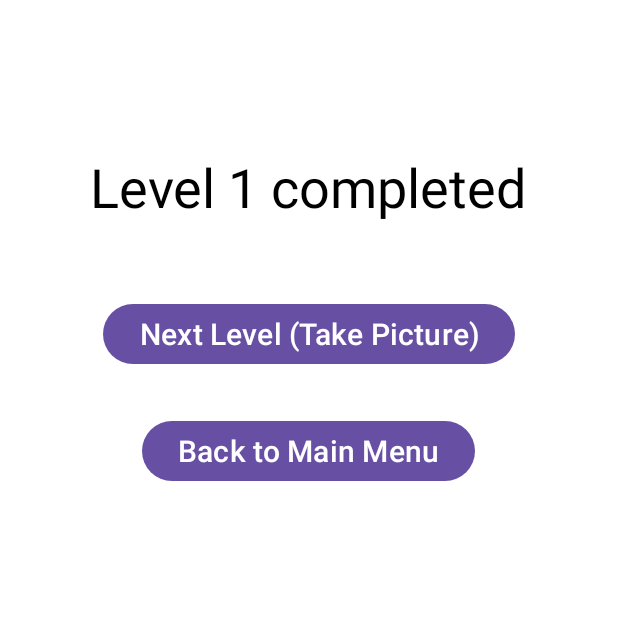
After one commit to Mateo6051/AndroidChallenge, an Android app: the NextLevelScreen screen opened directly, with no data from a screen before it, on a phone screen of 412 x 824 dp, the top half of it. The commit adds this screen. Run offline under Robolectric (Android 15) with nearby library versions, the light colour scheme and no system bars.

Commit message:
Level transition

```diff
--- a/app/src/main/AndroidManifest.xml
+++ b/app/src/main/AndroidManifest.xml
@@ -26,6 +26,7 @@
         </activity>
         <activity android:name=".TakePictureActivity" />
         <activity android:name=".GameActivity" />
+        <activity android:name=".NextLevelScreen" />
     </application>
 
 </manifest>
--- a/app/src/main/java/com/example/goforit/GameActivity.java
+++ b/app/src/main/java/com/example/goforit/GameActivity.java
@@ -17,7 +17,8 @@ public class GameActivity extends Activity {
                 WindowManager.LayoutParams.FLAG_FULLSCREEN);
 
         Bitmap backgroundImage = getIntent().getParcelableExtra("background_image");
-        int gridSize = 20; // Taille par défaut, modifiable
+        int level = getIntent().getIntExtra("level", 1);
+        int gridSize = getIntent().getIntExtra("gridSize", 10); // Récupérer la taille dynamique
         GameView gameView = new GameView(this, 0, backgroundImage, gridSize);
         setContentView(gameView);
     }
--- a/app/src/main/java/com/example/goforit/MainActivity.java
+++ b/app/src/main/java/com/example/goforit/MainActivity.java
@@ -15,6 +15,7 @@ public class MainActivity extends Activity {
         Button btnStart = findViewById(R.id.btnStart);
         btnStart.setOnClickListener(v -> {
             Intent intent = new Intent(MainActivity.this, TakePictureActivity.class);
+            intent.putExtra("level", 1); // Niveau initial
             startActivity(intent);
         });
     }
--- /dev/null
+++ b/app/src/main/java/com/example/goforit/NextLevelScreen.java
@@ -0,0 +1,56 @@
+package com.example.goforit;
+
+import android.content.Intent;
+import android.os.Bundle;
+import android.util.Log;
+import android.view.View;
+import android.view.Window;
+import android.view.WindowManager;
+import android.widget.Button;
+import android.widget.TextView;
+
+import androidx.appcompat.app.AppCompatActivity;
+
+public class NextLevelScreen extends AppCompatActivity {
+
+    private static final String TAG = "NextLevelScreen";
+
+    @Override
+    protected void onCreate(Bundle savedInstanceState) {
+        super.onCreate(savedInstanceState);
+
+        // Plein écran
+        requestWindowFeature(Window.FEATURE_NO_TITLE);
+        getWindow().setFlags(WindowManager.LayoutParams.FLAG_FULLSCREEN,
+                WindowManager.LayoutParams.FLAG_FULLSCREEN);
+
+        setContentView(R.layout.activity_next_level);
+
+        // Récupérer le niveau
+        int currentLevel = getIntent().getIntExtra("level", 1);
+        Log.d(TAG, "Current level: " + currentLevel);
+
+        // Mettre à jour le texte
+        TextView title = findViewById(R.id.next_level_title);
+        title.setText("Level " + currentLevel + " completed");
+
+        // Bouton pour prendre une nouvelle photo
+        Button takePhotoButton = findViewById(R.id.take_photo_button);
+        takePhotoButton.setOnClickListener(v -> {
+            Log.d(TAG, "Take Photo button clicked");
+            Intent intent = new Intent(NextLevelScreen.this, TakePictureActivity.class);
+            intent.putExtra("level", currentLevel + 1);
+            startActivity(intent);
+            finish();
+        });
+
+        // Bouton pour retourner au menu principal
+        Button mainMenuButton = findViewById(R.id.main_menu_button);
+        mainMenuButton.setOnClickListener(v -> {
+            Log.d(TAG, "Main Menu button clicked");
+            Intent intent = new Intent(NextLevelScreen.this, MainActivity.class);
+            startActivity(intent);
+            finish();
+        });
+    }
+}
--- a/app/src/main/res/layout/activity_next_level.xml
+++ b/app/src/main/res/layout/activity_next_level.xml
@@ -1,6 +1,37 @@
 <?xml version="1.0" encoding="utf-8"?>
-<androidx.constraintlayout.widget.ConstraintLayout xmlns:android="http://schemas.android.com/apk/res/android"
+<RelativeLayout xmlns:android="http://schemas.android.com/apk/res/android"
     android:layout_width="match_parent"
-    android:layout_height="match_parent">
+    android:layout_height="match_parent"
+    android:background="#FFFFFF">
 
-</androidx.constraintlayout.widget.ConstraintLayout>
+    <TextView
+        android:id="@+id/next_level_title"
+        android:layout_width="wrap_content"
+        android:layout_height="wrap_content"
+        android:text="Level 1 completed"
+        android:textSize="36sp"
+        android:textColor="#000000"
+        android:layout_centerHorizontal="true"
+        android:layout_marginTop="100dp"/>
+
+    <Button
+        android:id="@+id/take_photo_button"
+        android:layout_width="wrap_content"
+        android:layout_height="wrap_content"
+        android:text="Next Level (Take Picture)"
+        android:textSize="20sp"
+        android:layout_below="@id/next_level_title"
+        android:layout_centerHorizontal="true"
+        android:layout_marginTop="50dp"/>
+
+    <Button
+        android:id="@+id/main_menu_button"
+        android:layout_width="wrap_content"
+        android:layout_height="wrap_content"
+        android:text="Back to Main Menu"
+        android:textSize="20sp"
+        android:layout_below="@id/take_photo_button"
+        android:layout_centerHorizontal="true"
+        android:layout_marginTop="30dp"/>
+
+</RelativeLayout>
```
Also changed, not shown: app/src/main/java/com/example/goforit/GameView.java (+21 -12 lines), app/src/main/java/com/example/goforit/TakePictureActivity.java (+11 -7 lines).
